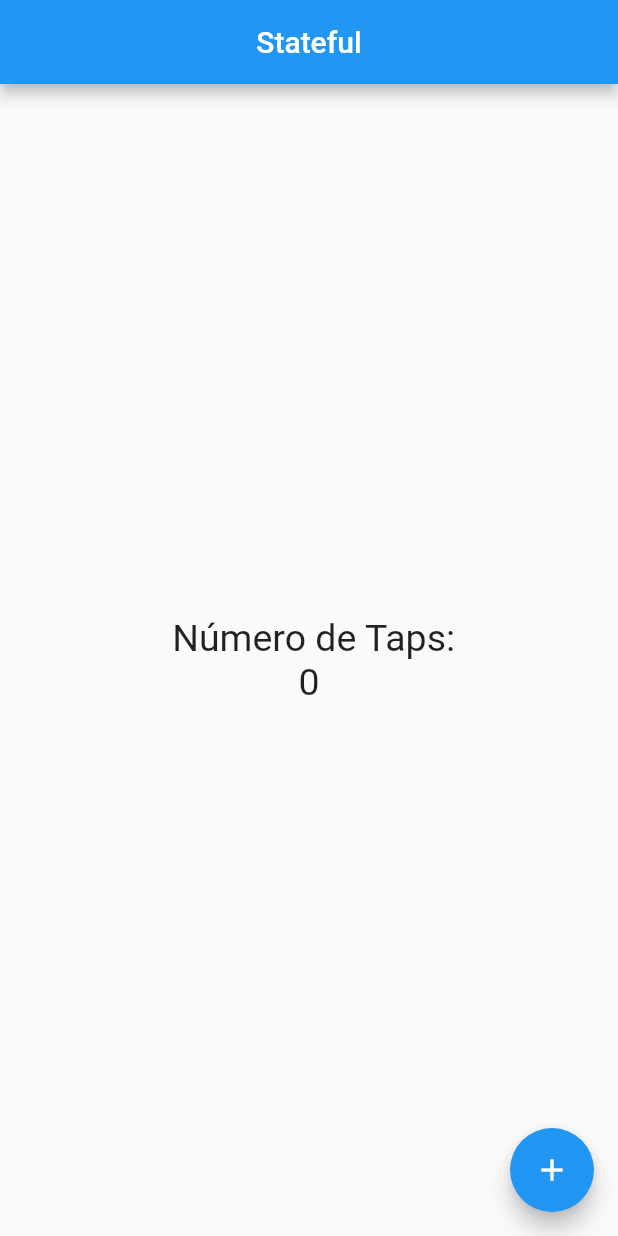
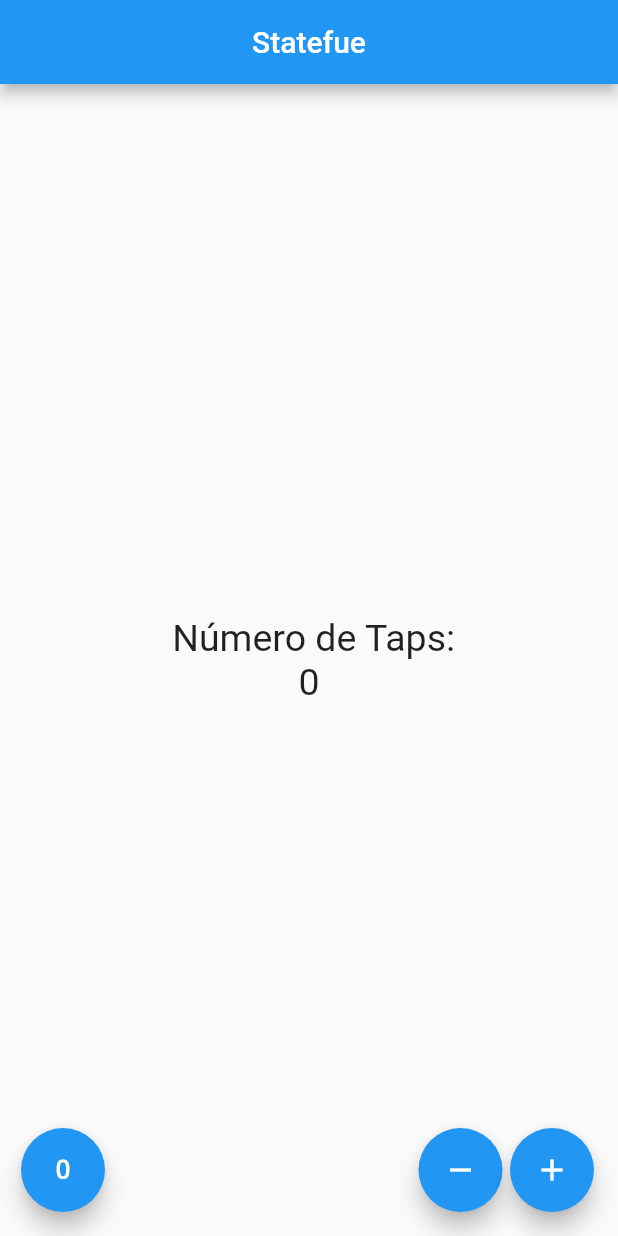
Before and after one commit to AngeloBruce/Curso_de_Flutter, a Flutter app: the screen it shows after launch, on a phone screen of 412 x 824 dp. Run offline on Flutter 3.47's test engine with Material 2 defaults, Android fonts, the phone set to English and light mode, and no system bars.

Commit message:
Contador Terminado

```diff
--- a/contador/lib/main.dart
+++ b/contador/lib/main.dart
@@ -1,7 +1,7 @@
 import 'package:flutter/material.dart';
 
 // Nosotros escribimos
-// import 'src/app.dart';
+import 'src/app.dart';
 import 'package:contador/src/app.dart';
 
 void main() {
--- a/contador/lib/src/pages/contador_pages.dart
+++ b/contador/lib/src/pages/contador_pages.dart
@@ -13,7 +13,7 @@ class _ContadorPageState extends State<ContadorPage> {
   Widget build(BuildContext context) {
     return Scaffold(
         appBar: AppBar(
-        title: Text('Stateful'),
+          title: Text('Statefue'),
           centerTitle: true,
         ),
         body: Center(
@@ -24,16 +24,44 @@ class _ContadorPageState extends State<ContadorPage> {
             Text('$_conteo', style: _estiloTexto),
           ],
         )),
-      floatingActionButton: FloatingActionButton(
-        child: Icon(Icons.add),
-        onPressed: () {
-          // print('Hola Mundo!');
+        floatingActionButton: _crearBotones());
+  }
 
-          setState(() {
-            _conteo++;
-          });
-        },
+  Widget _crearBotones() {
+    return Row(
+      mainAxisAlignment: MainAxisAlignment.end,
+      children: <Widget>[
+        SizedBox(
+          width: 30,
         ),
+        FloatingActionButton(
+            child: Icon(Icons.exposure_zero), onPressed: _reset),
+        SizedBox(
+          width: 5.0,
+        ),
+        Expanded(
+          child: SizedBox(
+            width: 5.0,
+          ),
+        ),
+        FloatingActionButton(child: Icon(Icons.remove), onPressed: _sustraer),
+        SizedBox(
+          width: 5.0,
+        ),
+        FloatingActionButton(child: Icon(Icons.add), onPressed: _agregar),
+      ],
     );
   }
+
+  void _agregar() {
+    setState(() => _conteo++);
   }
+
+  void _sustraer() {
+    setState(() => _conteo--);
+  }
+
+  void _reset() {
+    setState(() => _conteo = 0);
+  }
+}
```
Also changed, not shown: 1 other file. Lines whose indentation alone changed are shown as unchanged.
